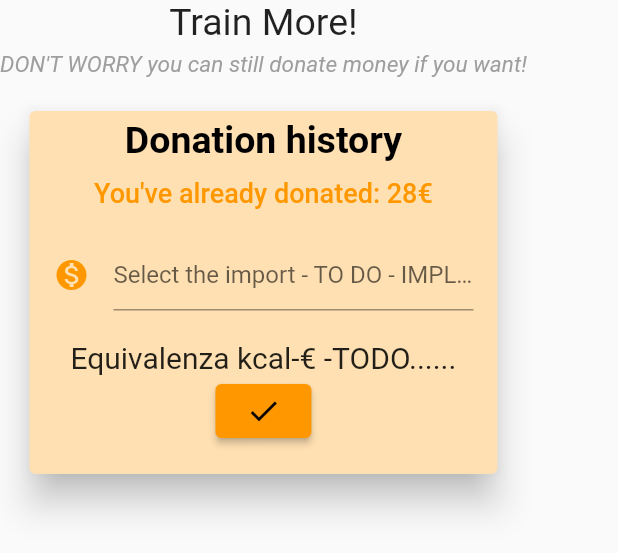
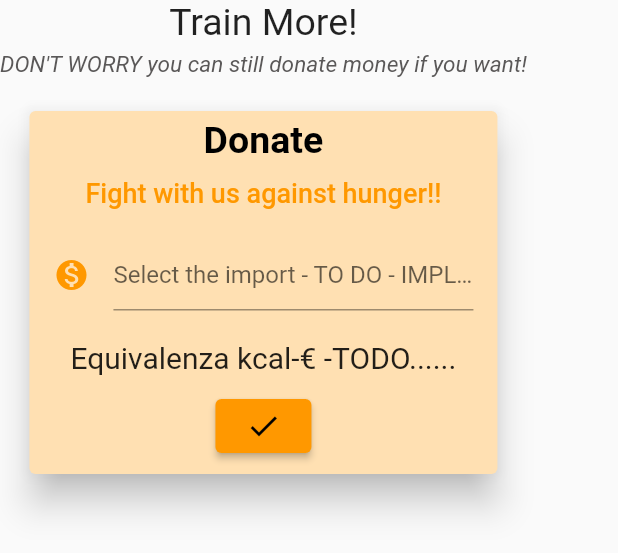
Before and after one commit to pieguarise/app_WGP, a Flutter app: what bottomBarNotFullSection() shows on an empty page, opened directly, on a phone screen of 412 x 824 dp. Shown: the top 553 px of the screen. Run offline on Flutter 3.47's test engine with Material 2 defaults, Android fonts, the phone set to English and light mode, and no system bars; our stand-ins replace fl_chart, material_design_icons_flutter, percent_indicator, shared_preferences, syncfusion_flutter_gauges; accounts and stored records are empty.

Commit message:
[g] invite to contribute changed on bottomBarNotFull

```diff
--- a/app_calorie/lib/pages/achievementsPage.dart
+++ b/app_calorie/lib/pages/achievementsPage.dart
@@ -17,7 +17,7 @@ class AchievementsPage extends StatefulWidget {
 }
 
 class _AchievementsPageState extends State<AchievementsPage> {
-  int _barFull = 1;
+  int _barFull = 0;
 
   final int _maxRange = 180 * 5;
   // è impostato anche su radialScoreBoard quindi se messa una vriabile vanno cambiati entrambi
--- a/app_calorie/lib/widgets/bottomNotFull.dart
+++ b/app_calorie/lib/widgets/bottomNotFull.dart
@@ -21,7 +21,7 @@ class bottomBarNotFullSection extends StatelessWidget {
       const Text(
         "DON'T WORRY you can still donate money if you want!",
         style: TextStyle(
-            fontSize: 15, color: Colors.grey, fontStyle: FontStyle.italic),
+            fontSize: 15, color: Color.fromARGB(255, 90, 88, 88), fontStyle: FontStyle.italic),
       ),
       SizedBox(
         height: 18,
@@ -36,7 +36,7 @@ class bottomBarNotFullSection extends StatelessWidget {
               SizedBox(
                 height: 5,
               ),
-              Text('Donation history',
+              Text('Donate',
                   style: TextStyle(
                       color: Colors.black,
                       fontSize: 25,
@@ -45,7 +45,7 @@ class bottomBarNotFullSection extends StatelessWidget {
                 height: 10,
               ),
               Text(
-                "You've already donated: 28€",
+                "Fight with us against hunger!!",
                 style: TextStyle(
                     color: Colors.orange,
                     fontSize: 18,
@@ -73,7 +73,7 @@ class bottomBarNotFullSection extends StatelessWidget {
                 'Equivalenza kcal-€ -TODO......',
                 style: TextStyle(fontSize: 20),
               ),
-
+              SizedBox(height: 10,),
               ElevatedButton(
             onPressed: () => Navigator.of(context)
                 .push(MaterialPageRoute(builder: (context) => CouponsPage())),
```
